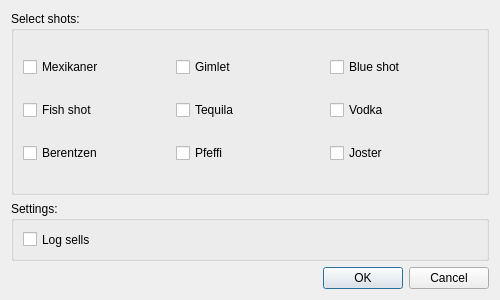
Qt form initWindow.ui (leonardthomson/Shotboerse) before a commit.
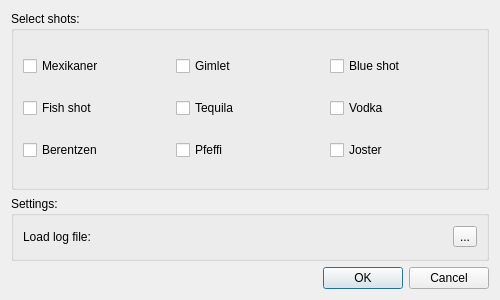
The same form after that commit.

Patch:
```diff
--- a/initWindow.ui
+++ b/initWindow.ui
@@ -97,17 +97,43 @@
      <property name="maximumSize">
       <size>
        <width>16777215</width>
-       <height>60</height>
+       <height>65</height>
       </size>
      </property>
      <property name="title">
       <string>Settings:</string>
      </property>
-     <layout class="QVBoxLayout" name="verticalLayout">
+     <layout class="QHBoxLayout" name="horizontalLayout">
       <item>
-       <widget class="QCheckBox" name="log">
+       <widget class="QLabel" name="label">
+        <property name="maximumSize">
+         <size>
+          <width>100</width>
+          <height>16777215</height>
+         </size>
+        </property>
         <property name="text">
-         <string>Log sells</string>
+         <string>Load log file:</string>
+        </property>
+       </widget>
+      </item>
+      <item>
+       <widget class="QLabel" name="logfile">
+        <property name="lineWidth">
+         <number>0</number>
+        </property>
+        <property name="text">
+         <string/>
+        </property>
+        <property name="alignment">
+         <set>Qt::AlignRight|Qt::AlignTrailing|Qt::AlignVCenter</set>
+        </property>
+       </widget>
+      </item>
+      <item>
+       <widget class="QToolButton" name="toolButtonLogFile">
+        <property name="text">
+         <string>...</string>
         </property>
        </widget>
       </item>
```
